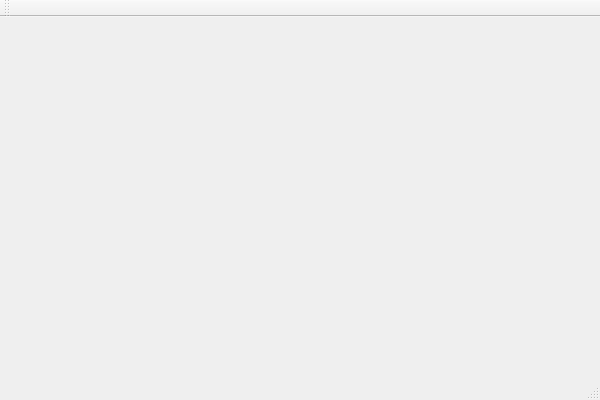
Qt form DeviceVS/DeviceVS.ui (AleksandrKajl/DeviceVS) before a commit.
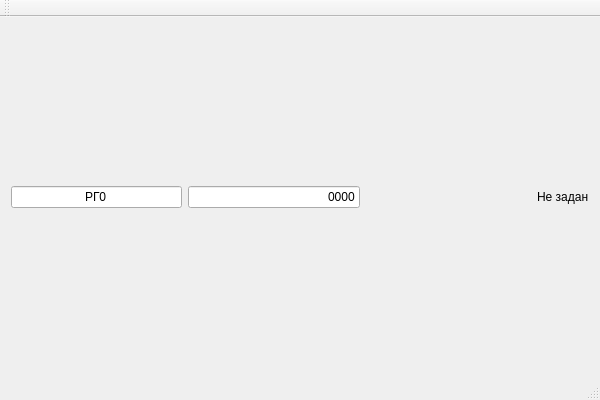
The same form after that commit.

Patch:
```diff
--- a/DeviceVS/DeviceVS.ui
+++ b/DeviceVS/DeviceVS.ui
@@ -14,9 +14,58 @@
    <string>DeviceVS</string>
   </property>
   <widget class="QWidget" name="centralWidget">
-   <layout class="QVBoxLayout" name="verticalLayout">
-    <item>
-     <layout class="QGridLayout" name="gridLayout"/>
+   <layout class="QGridLayout" name="gridLayout">
+    <item row="0" column="1">
+     <widget class="QLineEdit" name="lineEdit">
+      <property name="layoutDirection">
+       <enum>Qt::LeftToRight</enum>
+      </property>
+      <property name="inputMask">
+       <string notr="true"/>
+      </property>
+      <property name="text">
+       <string>0000</string>
+      </property>
+      <property name="maxLength">
+       <number>32000</number>
+      </property>
+      <property name="alignment">
+       <set>Qt::AlignRight|Qt::AlignTrailing|Qt::AlignVCenter</set>
+      </property>
+     </widget>
+    </item>
+    <item row="0" column="3">
+     <widget class="QLabel" name="label_2">
+      <property name="text">
+       <string>Не задан</string>
+      </property>
+     </widget>
+    </item>
+    <item row="0" column="2">
+     <spacer name="horizontalSpacer_2">
+      <property name="orientation">
+       <enum>Qt::Horizontal</enum>
+      </property>
+      <property name="sizeHint" stdset="0">
+       <size>
+        <width>40</width>
+        <height>20</height>
+       </size>
+      </property>
+     </spacer>
+    </item>
+    <item row="0" column="0">
+     <widget class="QLineEdit" name="lineEdit_2">
+      <property name="text">
+       <string>РГ0</string>
+      </property>
+      <property name="alignment">
+       <set>Qt::AlignCenter</set>
+      </property>
+      <property name="readOnly">
+       <bool>true</bool>
+      </property>
+     </widget>
     </item>
    </layout>
   </widget>
```
